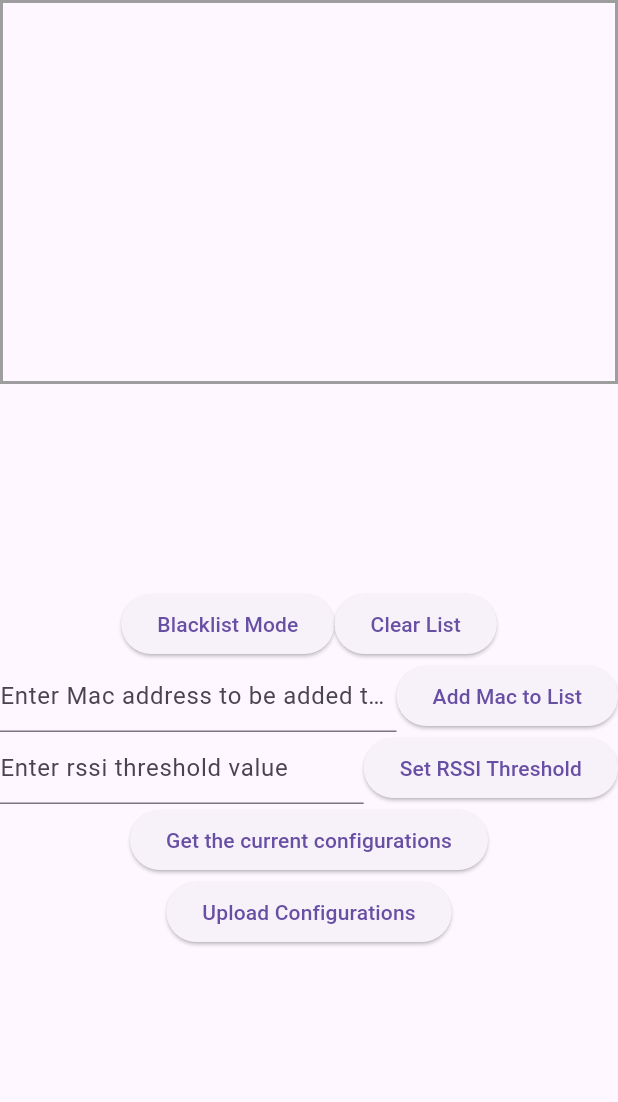
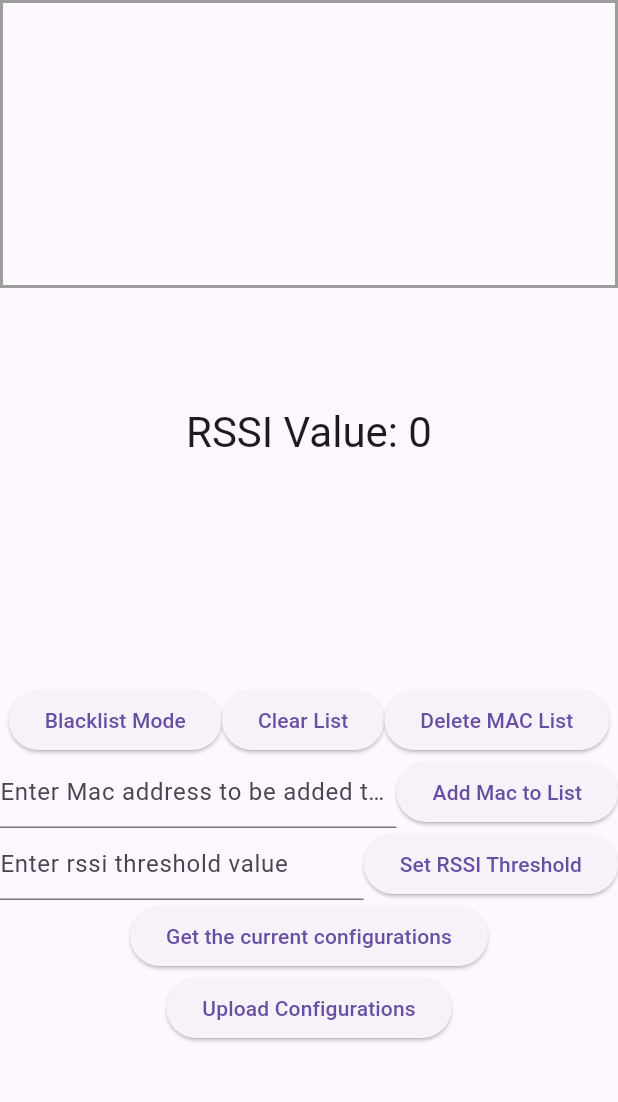
Before and after one commit to Mirackzlyz/beacon_config_flutter, a Flutter app: the screen it shows after launch, in the side drawer, after a tap on "Configurations Page", on a phone screen of 412 x 824 dp, the part 84-1186 px from its top. Run offline on Flutter 3.47's test engine with Material 3 defaults, Android fonts, the phone set to English and light mode, and no system bars; our stand-ins replace flutter_blue.

Commit message:
config page list çalışıyor

```diff
--- a/lib/configurationsPage.dart
+++ b/lib/configurationsPage.dart
@@ -27,11 +27,14 @@ class DeviceInfo {
 }
 
 
+
+
 class _Page1State extends State<Page1> {
   final TextEditingController _controller1 = TextEditingController();
   final TextEditingController _controller2 = TextEditingController();
   String dropdownValue = 'One';
   bool isWhitelistMode = false;
+  String rssi = '0';
   List<String> selectableItems = []; // Initialize as an empty growable list
   List<bool> selectedItemStatus = []; // Initialize as an empty growable list
 
@@ -55,6 +58,17 @@ class _Page1State extends State<Page1> {
       if (index >= 0 && index < selectableItems.length) {
         selectableItems.removeAt(index);
         selectedItemStatus.removeAt(index); // Ensure selectedItemStatus is updated accordingly
+      }
+    });
+
+  }
+  void removeSelectedItems() {
+    setState(() {
+      for (int i = selectedItemStatus.length - 1; i >= 0; i--) {
+        if (selectedItemStatus[i]) {
+          selectableItems.removeAt(i);
+          selectedItemStatus.removeAt(i);
+        }
       }
     });
   }
@@ -106,6 +120,20 @@ class _Page1State extends State<Page1> {
             ),
           ),
           Expanded(
+            //text that shows the rss value
+            child: Center(
+              child: Column(
+                mainAxisAlignment: MainAxisAlignment.center,
+                children: <Widget>[
+                  Text(
+                    'RSSI Value: ' + rssi,
+                    style: Theme.of(context).textTheme.headline4,
+                  ),
+                ],
+              ),
+            ),
+          ),
+          Expanded(
             flex: 2,
             child: Center(
               child: Column(
@@ -129,7 +157,13 @@ class _Page1State extends State<Page1> {
 
                         },
                         child: Text('Clear List'),
-                      )
+                      ),
+                      ElevatedButton(
+                        onPressed: () {
+                          removeSelectedItems();
+                        },
+                        child: Text('Delete MAC List'),
+                      ),
                     ],
                   ),
                   Row(
@@ -165,6 +199,7 @@ class _Page1State extends State<Page1> {
                       ElevatedButton(
                         onPressed: () {
                           // Handle the button press
+                          setRssiThreshold(_controller2.text);
                         },
                         child: const Text('Set RSSI Threshold'),
                       ),
@@ -196,7 +231,9 @@ class _Page1State extends State<Page1> {
     );
   }
 
+  void setRssiThreshold(String text) {
 
+  }
 
 
 }
```
